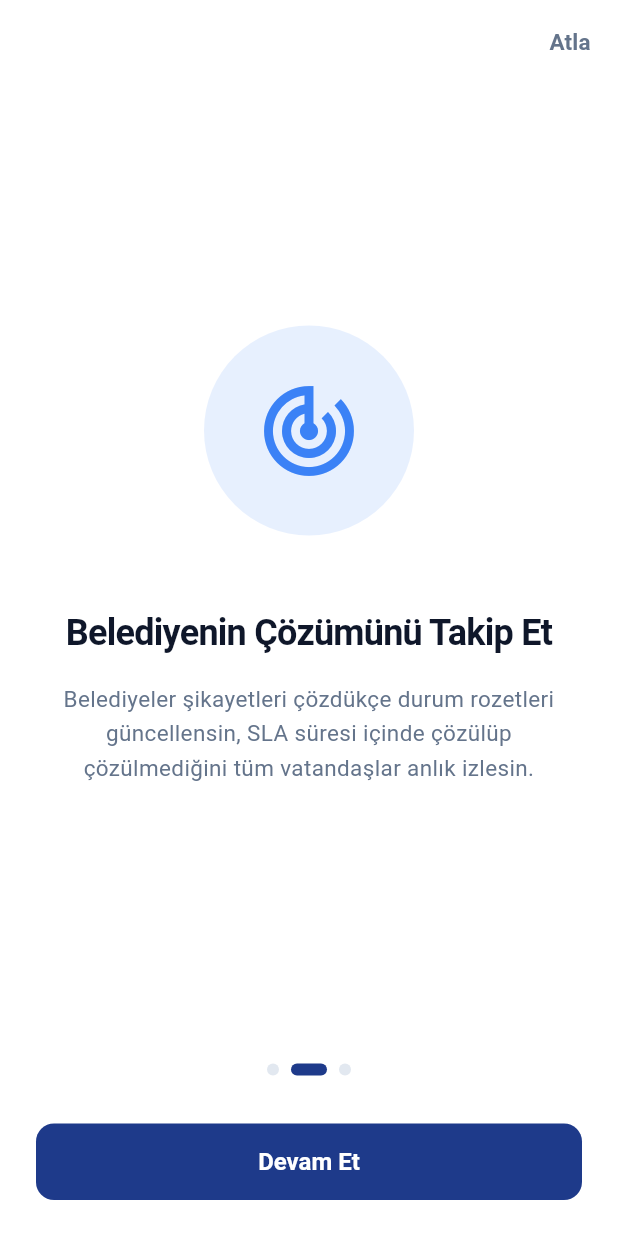
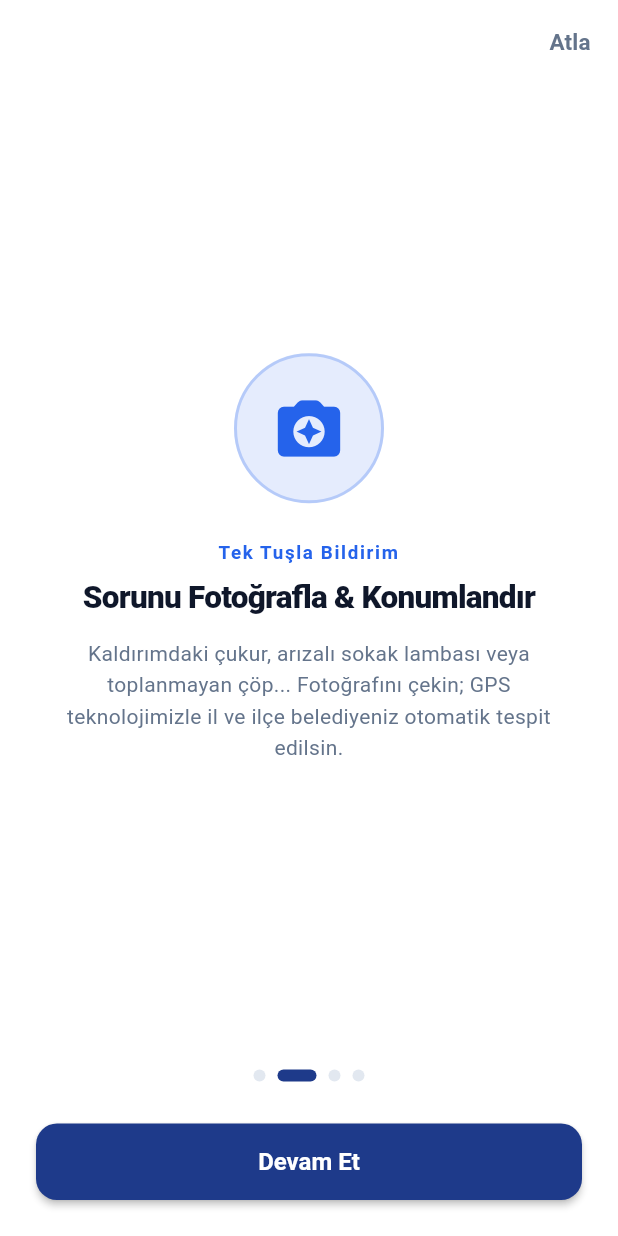
Before and after one commit to abdulsamet-kasal/zenit, a Flutter app: the screen it shows after launch, after a tap on "Devam Et", on a phone screen of 412 x 824 dp. Run offline on Flutter 3.47's test engine with Material 3 defaults, Android fonts, the phone set to English and light mode, and no system bars; our stand-ins replace cached_network_image, connectivity_plus, flutter_map, flutter_riverpod, geolocator, image_picker and 4 more; missing offline and left inert: flutter_map_marker_cluster; accounts and stored records are empty.

Commit message:
feat(v1.3.0): Seffaf branding & SEO, 4-step onboarding walkthrough, live likes/confirms/comments engine

```diff
--- a/lib/core/constants/app_constants.dart
+++ b/lib/core/constants/app_constants.dart
@@ -1,6 +1,6 @@
 class AppConstants {
-  static const String appName = 'Şeffaf';
-  static const String appTagline = 'Belediye Şeffaflık ve Sorun Takip Platformu';
+  static const String appName = 'Seffaf';
+  static const String appTagline = 'Vatandaş Odaklı Şeffaf Belediyecilik ve Denetim Platformu';
 
   // Harita Yapılandırması (OSM Tile Server - Üretimde değiştirilebilir config)
   static const String osmTileUrl = 'https://tile.openstreetmap.org/{z}/{x}/{y}.png';
--- a/lib/features/onboarding/presentation/onboarding_screen.dart
+++ b/lib/features/onboarding/presentation/onboarding_screen.dart
@@ -2,10 +2,16 @@ import 'package:flutter/material.dart';
 import 'package:shared_preferences/shared_preferences.dart';
 import '../../../core/constants/app_colors.dart';
 import '../../../core/constants/app_constants.dart';
+import '../../../shared/widgets/seffaf_logo.dart';
 import '../../auth/presentation/login_screen.dart';
 
 class OnboardingScreen extends StatefulWidget {
-  const OnboardingScreen({super.key});
+  final bool isFromProfile;
+
+  const OnboardingScreen({
+    super.key,
+    this.isFromProfile = false,
+  });
 
   @override
   State<OnboardingScreen> createState() => _OnboardingScreenState();
@@ -17,25 +23,40 @@ class _OnboardingScreenState extends State<OnboardingScreen> {
 
   final List<OnboardingSlide> _slides = const [
     OnboardingSlide(
-      title: 'Sorunu Fotoğrafla ve Bildir',
+      isLogo: true,
+      title: 'Seffaf\'a Hoş Geldiniz',
+      subtitle: 'Vatandaşın Gücü, Şeffaf Belediyecilik',
       description:
-          'Kaldırımdaki çukur, yanmayan sokak lambası veya toplanmayan çöp... Fotoğrafını çek, konumun otomatik eklensin, anında kamuya açık akışa iletilsin.',
-      icon: Icons.camera_alt_outlined,
+          'Seffaf, şehirlerimizdeki tüm aksaklıkları şeffafça paylaştığınız ve belediyelerin çözüm hızını tarafsız algoritmalarla puanladığınız bağımsız denetim platformudur.',
+      icon: Icons.shield_outlined,
       color: AppColors.primary,
     ),
     OnboardingSlide(
-      title: 'Belediyenin Çözümünü Takip Et',
+      isLogo: false,
+      title: 'Sorunu Fotoğrafla & Konumlandır',
+      subtitle: 'Tek Tuşla Bildirim',
       description:
-          'Belediyeler şikayetleri çözdükçe durum rozetleri güncellensin, SLA süresi içinde çözülüp çözülmediğini tüm vatandaşlar anlık izlesin.',
-      icon: Icons.track_changes,
-      color: AppColors.primaryLight,
+          'Kaldırımdaki çukur, arızalı sokak lambası veya toplanmayan çöp... Fotoğrafını çekin; GPS teknolojimizle il ve ilçe belediyeniz otomatik tespit edilsin.',
+      icon: Icons.camera_enhance_rounded,
+      color: Color(0xFF2563EB),
     ),
     OnboardingSlide(
-      title: 'Gerçek Şeffaflık Puanı',
+      isLogo: false,
+      title: 'Yasal Süre (SLA) & Canlı Karne',
+      subtitle: 'Objektif 0-100 Şeffaflık Puanı',
       description:
-          'Hangi belediye gerçekten çalışıyor, hangisi sözünde duruyor? Tarafsız algoritmamızla hesaplanan şeffaflık puanları ile kıyasla.',
-      icon: Icons.insights,
-      color: AppColors.accent,
+          'Her sorunun yasal bir çözüm süresi vardır. Belediyeler zamanında çözdükçe puanları yükselir, geciktikçe düşer. Tüm Türkiye liderlik sıralamasını canlı takip eder.',
+      icon: Icons.insights_rounded,
+      color: Color(0xFF0D9488),
+    ),
+    OnboardingSlide(
+      isLogo: false,
+      title: 'Topluluk Desteği & Çözüm Kanıtı',
+      subtitle: 'Birlikte Denetleyin',
+      description:
+          'Komşularınızın bildirimlerini beğenin, "Ben de Gördüm" diyerek sorunun önceliğini artırın. Belediye çözdüğünde öncesi ve sonrası fotoğraflarını doğrulayın.',
+      icon: Icons.verified_user_rounded,
+      color: Color(0xFF10B981),
     ),
   ];
 
@@ -44,9 +65,14 @@ class _OnboardingScreenState extends State<OnboardingScreen> {
     await prefs.setBool(AppConstants.keyOnboardingCompleted, true);
 
     if (!mounted) return;
+
+    if (widget.isFromProfile) {
+      Navigator.of(context).pop();
+    } else {
       Navigator.of(context).pushReplacement(
         MaterialPageRoute(builder: (_) => const LoginScreen(isModal: false)),
       );
+    }
   }
 
   @override
@@ -58,7 +84,17 @@ class _OnboardingScreenState extends State<OnboardingScreen> {
       appBar: AppBar(
         backgroundColor: Colors.transparent,
         elevation: 0,
+        leading: widget.isFromProfile
+            ? IconButton(
+                icon: Icon(
+                  Icons.arrow_back,
+                  color: isDark ? Colors.white : AppColors.textPrimaryLight,
+                ),
+                onPressed: () => Navigator.of(context).pop(),
+              )
+            : null,
         actions: [
+          if (!widget.isFromProfile)
             TextButton(
               onPressed: _completeOnboarding,
               child: Text(
@@ -86,43 +122,76 @@ class _OnboardingScreenState extends State<OnboardingScreen> {
                 },
                 itemBuilder: (context, index) {
                   final slide = _slides[index];
-                  return Padding(
-                    padding: const EdgeInsets.symmetric(horizontal: 32.0),
+                  return Center(
+                    child: SingleChildScrollView(
+                      physics: const BouncingScrollPhysics(),
+                      padding: const EdgeInsets.symmetric(horizontal: 28.0, vertical: 12.0),
                       child: Column(
                         mainAxisAlignment: MainAxisAlignment.center,
                         children: [
+                          if (slide.isLogo)
                             Container(
-                          width: 140,
-                          height: 140,
+                              padding: const EdgeInsets.all(12),
+                              decoration: BoxDecoration(
+                                shape: BoxShape.circle,
+                                boxShadow: [
+                                  BoxShadow(
+                                    color: AppColors.primary.withValues(alpha: 0.25),
+                                    blurRadius: 28,
+                                    spreadRadius: 2,
+                                  ),
+                                ],
+                              ),
+                              child: const SeffafLogo(size: 96),
+                            )
+                          else
+                            Container(
+                              width: 100,
+                              height: 100,
                               decoration: BoxDecoration(
                                 color: slide.color.withValues(alpha: 0.12),
                                 shape: BoxShape.circle,
+                                border: Border.all(
+                                  color: slide.color.withValues(alpha: 0.25),
+                                  width: 2,
+                                ),
                               ),
                               child: Icon(
                                 slide.icon,
-                            size: 72,
+                                size: 50,
                                 color: slide.color,
                               ),
                             ),
-                        const SizedBox(height: 48),
+                          const SizedBox(height: 24),
+                          Text(
+                            slide.subtitle,
+                            textAlign: TextAlign.center,
+                            style: TextStyle(
+                              fontSize: 12.5,
+                              fontWeight: FontWeight.w700,
+                              color: slide.color,
+                              letterSpacing: 1.1,
+                            ),
+                          ),
+                          const SizedBox(height: 6),
                           Text(
                             slide.title,
                             textAlign: TextAlign.center,
                             style: TextStyle(
-                            fontSize: 24,
-                            fontWeight: FontWeight.bold,
+                              fontSize: 21,
+                              fontWeight: FontWeight.w800,
                               color: isDark
                                   ? AppColors.textPrimaryDark
                                   : AppColors.textPrimaryLight,
                               letterSpacing: -0.5,
                             ),
                           ),
-                        const SizedBox(height: 16),
+                          const SizedBox(height: 12),
                           Text(
                             slide.description,
                             textAlign: TextAlign.center,
                             style: TextStyle(
-                            fontSize: 15,
+                              fontSize: 14,
                               color: isDark
                                   ? AppColors.textSecondaryDark
                                   : AppColors.textSecondaryLight,
@@ -130,6 +199,7 @@ class _OnboardingScreenState extends State<OnboardingScreen> {
                             ),
                           ),
                         ],
+                      ),
                     ),
                   );
                 },
@@ -146,52 +216,52 @@ class _OnboardingScreenState extends State<OnboardingScreen> {
                       (index) => AnimatedContainer(
                         duration: const Duration(milliseconds: 250),
                         margin: const EdgeInsets.symmetric(horizontal: 4),
-                        width: _currentIndex == index ? 24 : 8,
+                        width: _currentIndex == index ? 26 : 8,
                         height: 8,
                         decoration: BoxDecoration(
                           color: _currentIndex == index
                               ? AppColors.primary
-                              : AppColors.borderLight,
+                              : (isDark
+                                  ? AppColors.borderDark
+                                  : AppColors.borderLight),
                           borderRadius: BorderRadius.circular(4),
                         ),
                       ),
                     ),
                   ),
-                  const SizedBox(height: 32),
-                  if (_currentIndex < _slides.length - 1)
-                    ElevatedButton(
+                  const SizedBox(height: 28),
+                  SizedBox(
+                    width: double.infinity,
+                    child: ElevatedButton(
                       onPressed: () {
+                        if (_currentIndex < _slides.length - 1) {
                           _pageController.nextPage(
                             duration: const Duration(milliseconds: 300),
                             curve: Curves.easeInOut,
                           );
+                        } else {
+                          _completeOnboarding();
+                        }
                       },
                       style: ElevatedButton.styleFrom(
                         backgroundColor: AppColors.primary,
+                        foregroundColor: Colors.white,
                         padding: const EdgeInsets.symmetric(vertical: 16),
+                        shape: RoundedRectangleBorder(
+                          borderRadius: BorderRadius.circular(14),
                         ),
-                      child: const Text(
-                        'Devam Et',
-                        style: TextStyle(
+                        elevation: 2,
+                      ),
+                      child: Text(
+                        _currentIndex < _slides.length - 1
+                            ? 'Devam Et'
+                            : (widget.isFromProfile
+                                ? 'Anladım'
+                                : 'Hemen Başla (Kayıt Ol / Giriş Yap)'),
+                        style: const TextStyle(
                           fontSize: 16,
                           fontWeight: FontWeight.bold,
-                          color: Colors.white,
                         ),
-                      ),
-                    )
-                  else
-                    ElevatedButton(
-                      onPressed: _completeOnboarding,
-                      style: ElevatedButton.styleFrom(
-                        backgroundColor: AppColors.primary,
-                        padding: const EdgeInsets.symmetric(vertical: 16),
-                      ),
-                      child: const Text(
-                        'Giriş Yap / Kayıt Ol',
-                        style: TextStyle(
-                          fontSize: 16,
-                          fontWeight: FontWeight.bold,
-                          color: Colors.white,
                       ),
                     ),
                   ),
@@ -206,13 +276,17 @@ class _OnboardingScreenState extends State<OnboardingScreen> {
 }
 
 class OnboardingSlide {
+  final bool isLogo;
   final String title;
+  final String subtitle;
   final String description;
   final IconData icon;
   final Color color;
 
   const OnboardingSlide({
+    this.isLogo = false,
     required this.title,
+    required this.subtitle,
     required this.description,
     required this.icon,
     required this.color,
--- a/lib/main.dart
+++ b/lib/main.dart
@@ -77,7 +77,7 @@ class SeffafApp extends ConsumerWidget {
     final userAsync = ref.watch(currentUserProvider);
 
     return MaterialApp(
-      title: 'Şeffaf',
+      title: 'Seffaf',
       debugShowCheckedModeBanner: false,
       theme: AppTheme.lightTheme,
       darkTheme: AppTheme.darkTheme,
--- a/pubspec.yaml
+++ b/pubspec.yaml
@@ -1,5 +1,5 @@
 name: seffaf
-description: "A new Flutter project."
+description: "Seffaf — Vatandaş Odaklı Şeffaf Belediyecilik ve Denetim Platformu. Aksaklıkları bildir, belediyelerin şeffaflık puanlarını ve SLA çözüm süreçlerini canlı takip et."
 # The following line prevents the package from being accidentally published to
 # pub.dev using `flutter pub publish`. This is preferred for private packages.
 publish_to: 'none' # Remove this line if you wish to publish to pub.dev
@@ -16,7 +16,7 @@ publish_to: 'none' # Remove this line if you wish to publish to pub.dev
 # https://developer.apple.com/library/archive/documentation/General/Reference/InfoPlistKeyReference/Articles/CoreFoundationKeys.html
 # In Windows, build-name is used as the major, minor, and patch parts
 # of the product and file versions while build-number is used as the build suffix.
-version: 1.2.4+7
+version: 1.3.0+8
 
 environment:
   sdk: ^3.13.4
```
Also changed, not shown: lib/data/repositories/mock_complaint_repository.dart (+80 -5 lines), lib/data/repositories/supabase_complaint_repository.dart (+231 -39 lines), lib/features/profile/presentation/profile_screen.dart (+27 -5 lines), 4 other files. Lines whose indentation alone changed are shown as unchanged.
